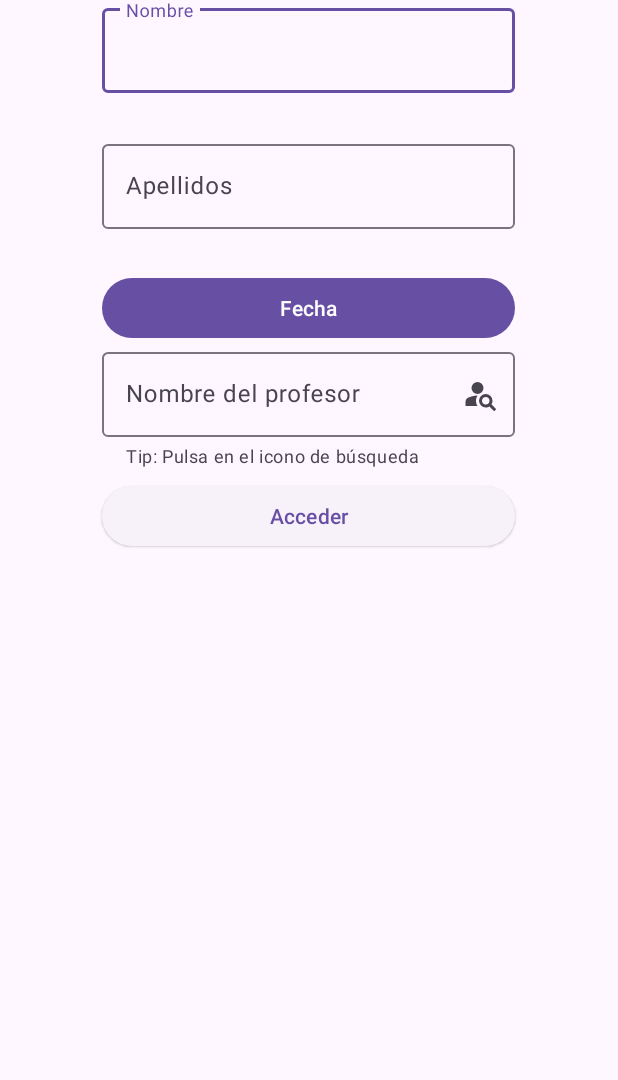
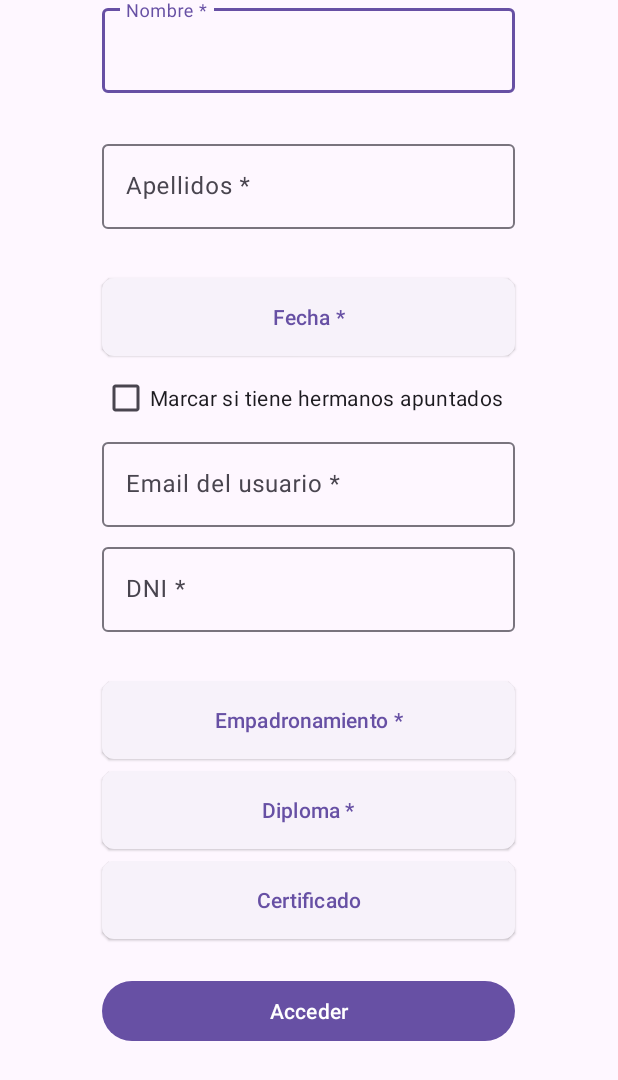
Before and after one commit to Ainhoa99/Proyecto-Final-DAM, an Android app: the screen it shows after launch (MainActivity), on a phone screen of 412 x 824 dp. Shown: the top 1080 px of the screen. Run offline under Robolectric (Android 15) with nearby library versions, the phone set to English and light mode, and no system bars.

Commit message:
diseño inscripcion acabada

```diff
--- a/app/src/main/res/layout/fragment_inscripcion_dos.xml
+++ b/app/src/main/res/layout/fragment_inscripcion_dos.xml
@@ -19,7 +19,7 @@
             android:layout_width="wrap_content"
             android:layout_height="wrap_content"
             android:layout_gravity="center_horizontal"
-            android:hint="Nombre"
+            android:hint="Nombre *"
             app:errorEnabled="true"
             android:paddingBottom="8dp">
 
@@ -27,7 +27,7 @@
                 android:id="@+id/name"
                 android:layout_width="275dp"
                 android:layout_height="match_parent"
-                android:inputType="textEmailAddress" />
+                android:inputType="text" />
 
         </com.google.android.material.textfield.TextInputLayout>
         <com.google.android.material.textfield.TextInputLayout
@@ -35,7 +35,7 @@
             android:layout_width="wrap_content"
             android:layout_height="wrap_content"
             android:layout_gravity="center_horizontal"
-            android:hint="Apellidos"
+            android:hint="Apellidos *"
             app:errorEnabled="true"
             android:paddingBottom="8dp">
 
@@ -43,51 +43,91 @@
                 android:id="@+id/surname"
                 android:layout_width="275dp"
                 android:layout_height="match_parent"
-                android:inputType="textEmailAddress" />
+                android:inputType="text" />
 
         </com.google.android.material.textfield.TextInputLayout>
 
         <Button
+            style="@style/Widget.Material3.Button.ElevatedButton"
             android:id="@+id/btn_datePicker"
             android:layout_width="275dp"
-            android:layout_height="wrap_content"
+            android:layout_height="60dp"
             android:layout_centerHorizontal="true"
             android:layout_centerVertical="true"
             android:layout_gravity="center_horizontal"
-            android:text="Fecha" />
+            android:text="Fecha *"
+            app:cornerRadius="8dp"/>
 
-        <!--<Button
-            android:id="@+id/show_dialog_button"
-            android:layout_width="wrap_content"
-            android:layout_height="wrap_content"
-            android:layout_gravity="center"
-            android:text="Mostrar Diálogo" />-->
-        <com.google.android.material.textfield.TextInputLayout
-            android:id="@+id/textInputLayoutDeleteTeacher"
+        <!--Buscador de emails en caso de tener hermanos apuntados-->
+        <CheckBox
+            android:id="@+id/checkParents"
             android:layout_width="275dp"
             android:layout_height="wrap_content"
             android:layout_gravity="center_horizontal"
-            android:hint="Nombre del profesor"
-            app:helperTextEnabled="true"
-            app:helperText="Tip: Pulsa en el icono de búsqueda"
-            app:endIconMode="custom"
-            app:endIconDrawable="@drawable/ic_person_search"
+            android:text="Marcar si tiene hermanos apuntados"/>
+        <com.google.android.material.textfield.TextInputLayout
+            android:id="@+id/textInputLayoutEmail"
+            android:layout_width="275dp"
+            android:layout_height="wrap_content"
+            android:layout_gravity="center_horizontal"
+            android:hint="Email del usuario *"
             android:paddingBottom="8dp">
 
             <com.google.android.material.textfield.TextInputEditText
-                android:id="@+id/textInputDeleteTeacher"
+                android:id="@+id/textInputEmail"
                 android:layout_width="match_parent"
                 android:layout_height="match_parent"
-                android:inputType="text" />
+                android:inputType="textEmailAddress" />
         </com.google.android.material.textfield.TextInputLayout>
 
+        <com.google.android.material.textfield.TextInputLayout
+            android:id="@+id/dniLayout"
+            android:layout_width="wrap_content"
+            android:layout_height="wrap_content"
+            android:layout_gravity="center_horizontal"
+            android:hint="DNI *"
+            app:errorEnabled="true"
+            android:paddingBottom="8dp">
+
+            <com.google.android.material.textfield.TextInputEditText
+                android:id="@+id/dni"
+                android:layout_width="275dp"
+                android:layout_height="match_parent"
+                android:inputType="text" />
+
+        </com.google.android.material.textfield.TextInputLayout>
+        <Button
+            style="@style/Widget.Material3.Button.ElevatedButton"
+            android:id="@+id/btn_empadronamiento"
+            android:layout_width="275dp"
+            android:layout_height="60dp"
+            android:layout_gravity="center_horizontal"
+            android:text="Empadronamiento *"
+            app:cornerRadius="8dp"/>
+        <Button
+            style="@style/Widget.Material3.Button.ElevatedButton"
+            android:id="@+id/btn_diploma"
+            android:layout_width="275dp"
+            android:layout_height="60dp"
+            android:layout_gravity="center_horizontal"
+            android:text="Diploma *"
+            app:cornerRadius="8dp"/>
+        <Button
+            style="@style/Widget.Material3.Button.ElevatedButton"
+            android:id="@+id/btn_certificado"
+            android:layout_width="275dp"
+            android:layout_height="60dp"
+            android:layout_gravity="center_horizontal"
+            android:text="Certificado"
+            app:cornerRadius="8dp"/>
 
         <Button
-            style="@style/Widget.Material3.Button.ElevatedButton"
+            style="@style/Widget.Material3.Button"
             android:id="@+id/btn_inscribir"
             android:layout_width="275dp"
             android:layout_height="wrap_content"
             android:layout_gravity="center_horizontal"
+            android:layout_marginTop="20dp"
             android:text="Acceder" />
 
     </LinearLayout>
--- a/app/src/main/res/values/colors.xml
+++ b/app/src/main/res/values/colors.xml
@@ -2,4 +2,5 @@
 <resources>
     <color name="black">#FF000000</color>
     <color name="white">#FFFFFFFF</color>
+    <color name="red">#FF0000</color>
 </resources>
--- a/app/src/main/res/values/themes.xml
+++ b/app/src/main/res/values/themes.xml
@@ -6,4 +6,8 @@
     </style>
 
     <style name="Theme.ProyectoFinalDam" parent="Base.Theme.ProyectoFinalDam" />
+
+    <style name="HelperTextRed" parent="TextAppearance.Design.HelperText">
+        <item name="android:textColor">@color/red</item> <!-- Cambia "@color/red" al color rojo deseado -->
+    </style>
 </resources>
```
Also changed, not shown: app/src/main/java/com/txurdinaga/proyectofinaldam/ui/DialogSearchParent.kt (deleted, +0 -64 lines), app/src/main/java/com/txurdinaga/proyectofinaldam/ui/InscripcionDosFragment.kt (+42 -77 lines), app/src/main/res/layout/dialog_email.xml (renamed from app/src/main/res/layout/dialog_teacher_search.xml, +3 -7 lines), app/src/main/res/layout/dialog_searchparent.xml (deleted, +0 -28 lines), app/src/main/res/layout/fragment_inscripcion.xml (+14 -5 lines), app/src/main/res/drawable/obligatorio.png (added).
